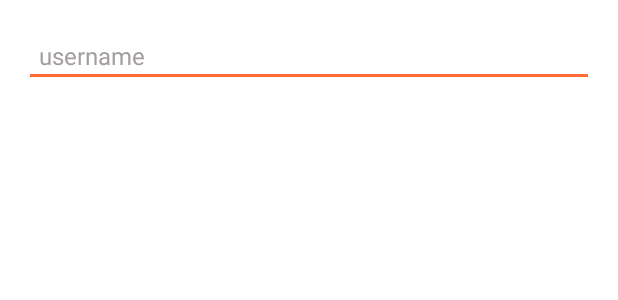
After one commit to andreilemdyanov/Banderol, an Android app: the layout fragment_change_username.xml on its own in the app's theme, with its tools: preview values and no code run, on a phone screen of 412 x 824 dp. The commit adds this screen. Shown: the top 300 px of the screen. Run offline under Robolectric (Android 15) with nearby library versions, the phone set to English and light mode, and no system bars.

Commit message:
change username in Firebase.

```diff
--- a/app/src/main/java/com/work/banderol/ui/fragments/ChangeNameFragment.kt
+++ b/app/src/main/java/com/work/banderol/ui/fragments/ChangeNameFragment.kt
@@ -3,13 +3,12 @@ package com.work.banderol.ui.fragments
 import android.view.Menu
 import android.view.MenuInflater
 import android.view.MenuItem
-import androidx.fragment.app.Fragment
 import com.work.banderol.MainActivity
 import com.work.banderol.R
 import com.work.banderol.utilits.*
 import kotlinx.android.synthetic.main.fragment_change_name.*
 
-class ChangeNameFragment : Fragment(R.layout.fragment_change_name) {
+class ChangeNameFragment : BaseFragment(R.layout.fragment_change_name) {
 
     override fun onResume() {
         super.onResume()
--- a/app/src/main/java/com/work/banderol/utilits/firebaseHelper.kt
+++ b/app/src/main/java/com/work/banderol/utilits/firebaseHelper.kt
@@ -11,6 +11,7 @@ lateinit var REF_DATABASE_ROOT: DatabaseReference
 lateinit var USER: User
 
 const val NODE_USERS = "users"
+const val NODE_USERNAMES = "usernames"
 const val CHILD_ID = "id"
 const val CHILD_PHONE = "phone"
 const val CHILD_USERNAME = "username"
--- /dev/null
+++ b/app/src/main/res/layout/fragment_change_username.xml
@@ -0,0 +1,20 @@
+<?xml version="1.0" encoding="utf-8"?>
+<androidx.constraintlayout.widget.ConstraintLayout xmlns:android="http://schemas.android.com/apk/res/android"
+    xmlns:app="http://schemas.android.com/apk/res-auto"
+    xmlns:tools="http://schemas.android.com/tools"
+    android:layout_width="match_parent"
+    android:layout_height="match_parent"
+    tools:context=".ui.fragments.ChangeUsernameFragment">
+
+    <EditText
+        android:id="@+id/settings_input_username"
+        style="@style/editText"
+        android:layout_width="match_parent"
+        android:layout_height="wrap_content"
+        android:hint="@string/settings_hint_input_username"
+        android:inputType="text"
+        app:layout_constraintEnd_toEndOf="parent"
+        app:layout_constraintStart_toStartOf="parent"
+        app:layout_constraintTop_toTopOf="parent" />
+
+</androidx.constraintlayout.widget.ConstraintLayout>
--- a/app/src/main/res/values/strings.xml
+++ b/app/src/main/res/values/strings.xml
@@ -26,4 +26,5 @@
     <string name="settings_hint_input_surname">Фамилия</string>
     <string name="settings_toast_name_is_empty">Имя не может быть пустым</string>
     <string name="toast_data_update">Данные обновлены</string>
+    <string name="settings_hint_input_username">username</string>
 </resources>
```
Also changed, not shown: app/src/main/java/com/work/banderol/ui/fragments/ChangeUsernameFragment.kt (added, +86 -0 lines), app/src/main/java/com/work/banderol/ui/fragments/SettingsFragment.kt (+15 -0 lines), app/src/main/res/layout/fragment_settings.xml (+11 -10 lines).
